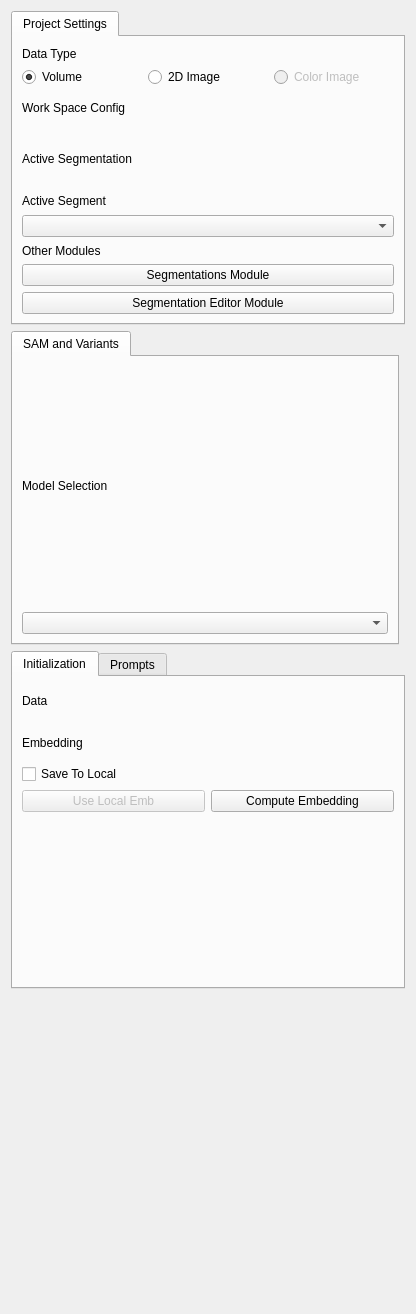
The window that samm/SammBase/Resources/UI/SammBase.ui (bingogome/samm) describes before a commit, drawn with Qt 5.
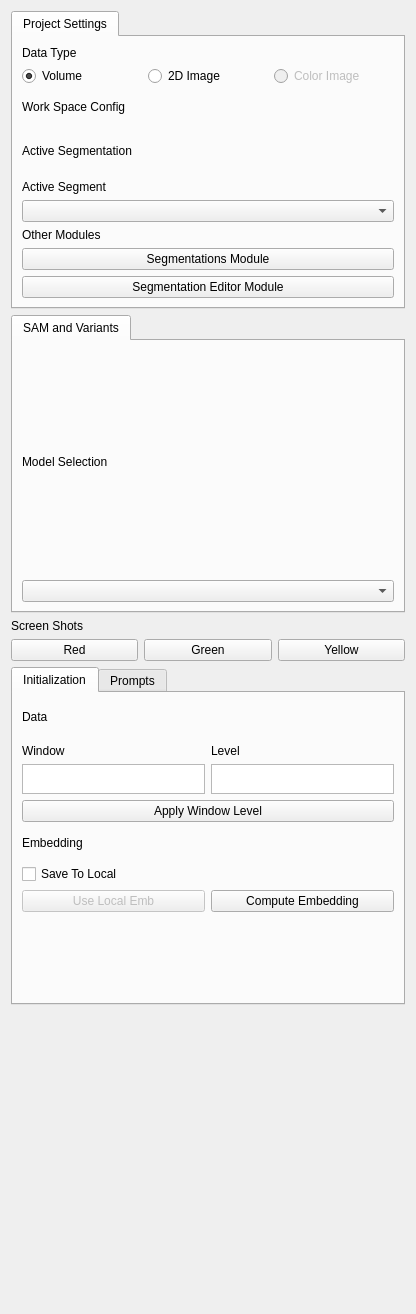
The same window after the commit. Custom widgets are drawn as their Qt base class.

The edit to the form file:
```diff
--- a/samm/SammBase/Resources/UI/SammBase.ui
+++ b/samm/SammBase/Resources/UI/SammBase.ui
@@ -11,7 +11,7 @@
    </rect>
   </property>
   <layout class="QGridLayout" name="gridLayout">
-   <item row="4" column="0" colspan="2">
+   <item row="5" column="0" colspan="3">
     <widget class="QTabWidget" name="tabWidget">
      <property name="currentIndex">
       <number>0</number>
@@ -21,27 +21,21 @@
        <string>Initialization</string>
       </attribute>
       <layout class="QGridLayout" name="gridLayout_4">
-       <item row="5" column="1">
+       <item row="8" column="1">
         <widget class="QPushButton" name="pushComputePredictor">
          <property name="text">
           <string>Compute Embedding</string>
          </property>
         </widget>
        </item>
-       <item row="6" column="1">
-        <spacer name="verticalSpacer_2">
-         <property name="orientation">
-          <enum>Qt::Vertical</enum>
+       <item row="2" column="1">
+        <widget class="QLabel" name="label_15">
+         <property name="text">
+          <string>Level</string>
          </property>
-         <property name="sizeHint" stdset="0">
-          <size>
-           <width>20</width>
-           <height>40</height>
-          </size>
-         </property>
-        </spacer>
+        </widget>
        </item>
-       <item row="5" column="0">
+       <item row="8" column="0">
         <widget class="QPushButton" name="pushUseLocalEmb">
          <property name="enabled">
           <bool>false</bool>
@@ -51,22 +45,23 @@
          </property>
         </widget>
        </item>
-       <item row="0" column="0" colspan="2">
-        <widget class="QLabel" name="label_2">
+       <item row="5" column="0" colspan="2">
+        <widget class="QLabel" name="label_5">
          <property name="minimumSize">
           <size>
            <width>0</width>
            <height>30</height>
           </size>
          </property>
-         <property name="maximumSize">
-          <size>
-           <width>16777215</width>
-           <height>30</height>
-          </size>
+         <property name="text">
+          <string>Embedding</string>
          </property>
+        </widget>
+       </item>
+       <item row="6" column="0" colspan="2">
+        <widget class="QCheckBox" name="checkSaveToLocal">
          <property name="text">
-          <string>Data</string>
+          <string>Save To Local</string>
          </property>
         </widget>
        </item>
@@ -85,8 +80,25 @@
          </property>
         </widget>
        </item>
-       <item row="2" column="0" colspan="2">
-        <widget class="QLabel" name="label_5">
+       <item row="2" column="0">
+        <widget class="QLabel" name="label_14">
+         <property name="text">
+          <string>Window</string>
+         </property>
+        </widget>
+       </item>
+       <item row="3" column="1">
+        <widget class="QPlainTextEdit" name="txtLevel">
+         <property name="maximumSize">
+          <size>
+           <width>16777215</width>
+           <height>30</height>
+          </size>
+         </property>
+        </widget>
+       </item>
+       <item row="0" column="0" colspan="2">
+        <widget class="QLabel" name="label_2">
          <property name="minimumSize">
           <size>
            <width>0</width>
@@ -94,14 +106,37 @@
           </size>
          </property>
          <property name="text">
-          <string>Embedding</string>
+          <string>Data</string>
          </property>
         </widget>
        </item>
-       <item row="3" column="0" colspan="2">
-        <widget class="QCheckBox" name="checkSaveToLocal">
+       <item row="9" column="1">
+        <spacer name="verticalSpacer_2">
+         <property name="orientation">
+          <enum>Qt::Vertical</enum>
+         </property>
+         <property name="sizeHint" stdset="0">
+          <size>
+           <width>20</width>
+           <height>40</height>
+          </size>
+         </property>
+        </spacer>
+       </item>
+       <item row="3" column="0">
+        <widget class="QPlainTextEdit" name="txtWindow">
+         <property name="maximumSize">
+          <size>
+           <width>16777215</width>
+           <height>30</height>
+          </size>
+         </property>
+        </widget>
+       </item>
+       <item row="4" column="0" colspan="2">
+        <widget class="QPushButton" name="pushApplyWL">
          <property name="text">
-          <string>Save To Local</string>
+          <string>Apply Window Level</string>
          </property>
         </widget>
        </item>
@@ -357,31 +392,27 @@
      </widget>
     </widget>
    </item>
-   <item row="1" column="0">
-    <widget class="QTabWidget" name="tabWidget_3">
-     <property name="currentIndex">
-      <number>0</number>
+   <item row="7" column="0">
+    <spacer name="verticalSpacer">
+     <property name="orientation">
+      <enum>Qt::Vertical</enum>
      </property>
-     <widget class="QWidget" name="tab_4">
-      <attribute name="title">
-       <string>SAM and Variants</string>
-      </attribute>
-      <layout class="QGridLayout" name="gridLayout_5">
-       <item row="1" column="0">
-        <widget class="QComboBox" name="comboModel"/>
-       </item>
-       <item row="0" column="0">
-        <widget class="QLabel" name="label_11">
-         <property name="text">
-          <string>Model Selection</string>
-         </property>
-        </widget>
-       </item>
-      </layout>
-     </widget>
+     <property name="sizeHint" stdset="0">
+      <size>
+       <width>20</width>
+       <height>40</height>
+      </size>
+     </property>
+    </spacer>
+   </item>
+   <item row="3" column="1">
+    <widget class="QPushButton" name="pushScreenShotG">
+     <property name="text">
+      <string>Green</string>
+     </property>
     </widget>
    </item>
-   <item row="0" column="0" colspan="2">
+   <item row="0" column="0" colspan="3">
     <widget class="QTabWidget" name="tabWidget_2">
      <property name="currentIndex">
       <number>0</number>
@@ -507,18 +538,50 @@
      </widget>
     </widget>
    </item>
-   <item row="6" column="0">
-    <spacer name="verticalSpacer">
-     <property name="orientation">
-      <enum>Qt::Vertical</enum>
+   <item row="1" column="0" colspan="3">
+    <widget class="QTabWidget" name="tabWidget_3">
+     <property name="currentIndex">
+      <number>0</number>
      </property>
-     <property name="sizeHint" stdset="0">
-      <size>
-       <width>20</width>
-       <height>40</height>
-      </size>
+     <widget class="QWidget" name="tab_4">
+      <attribute name="title">
+       <string>SAM and Variants</string>
+      </attribute>
+      <layout class="QGridLayout" name="gridLayout_5">
+       <item row="1" column="0">
+        <widget class="QComboBox" name="comboModel"/>
+       </item>
+       <item row="0" column="0">
+        <widget class="QLabel" name="label_11">
+         <property name="text">
+          <string>Model Selection</string>
+         </property>
+        </widget>
+       </item>
+      </layout>
+     </widget>
+    </widget>
+   </item>
+   <item row="3" column="0">
+    <widget class="QPushButton" name="pushScreenShotR">
+     <property name="text">
+      <string>Red</string>
      </property>
-    </spacer>
+    </widget>
+   </item>
+   <item row="3" column="2">
+    <widget class="QPushButton" name="pushScreenShotY">
+     <property name="text">
+      <string>Yellow</string>
+     </property>
+    </widget>
+   </item>
+   <item row="2" column="0">
+    <widget class="QLabel" name="label_16">
+     <property name="text">
+      <string>Screen Shots</string>
+     </property>
+    </widget>
    </item>
   </layout>
  </widget>
```
Left out of the diff: 8 changed lines with no effect on the pictures.
